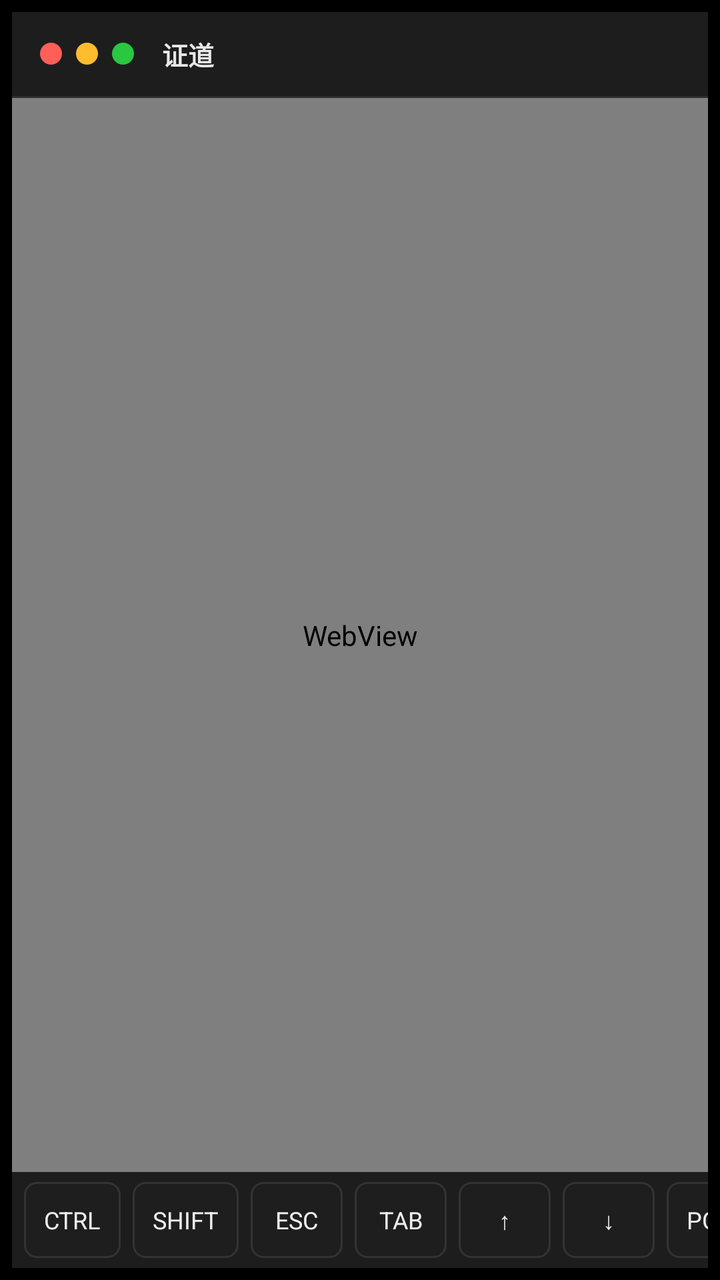
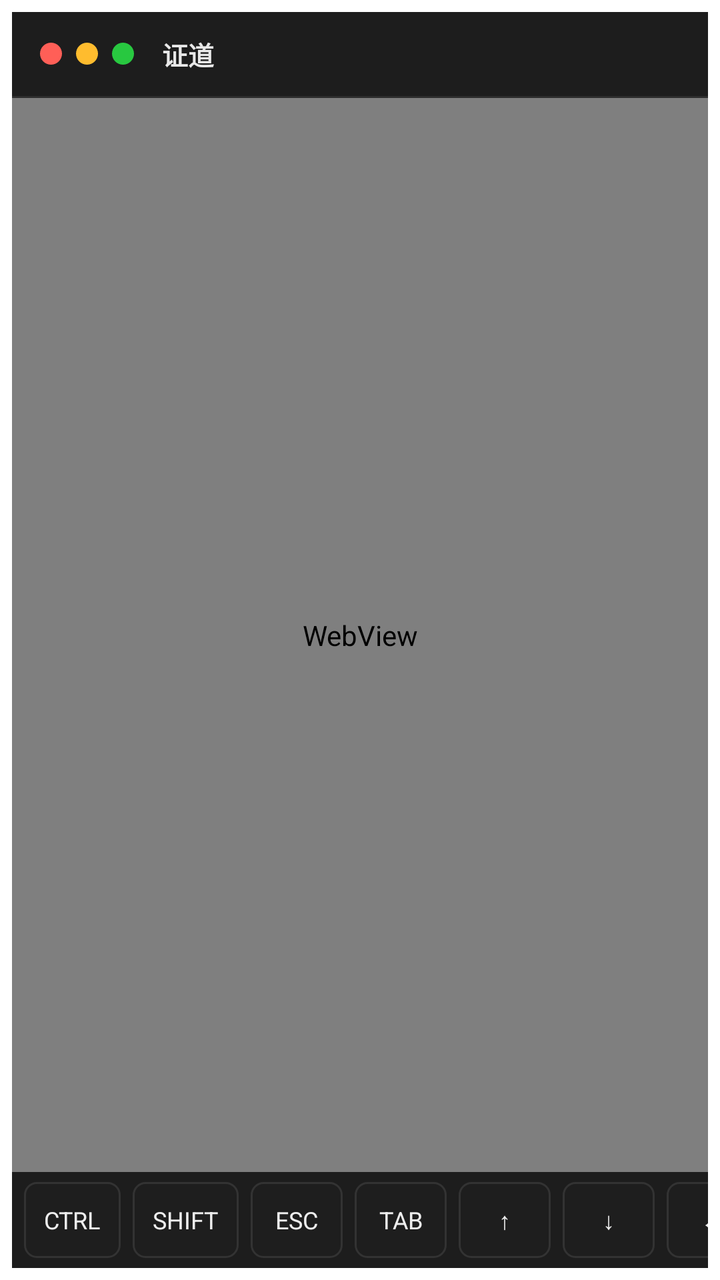

Screens rendered from an Android XML layout before and after an edit, with the pre-edit source and the edit as a unified diff.
<!-- AndroidManifest.xml: activity theme Theme.Zhengdao -->
<!-- res/layout/activity_main.xml -->
<?xml version="1.0" encoding="utf-8"?>
<FrameLayout xmlns:android="http://schemas.android.com/apk/res/android"
    android:layout_width="match_parent"
    android:layout_height="match_parent"
    android:background="@android:color/black"
    android:padding="6dp">

    <LinearLayout
        android:id="@+id/window_card"
        android:layout_width="match_parent"
        android:layout_height="match_parent"
        android:orientation="vertical"
        android:background="@drawable/window_bg">

        <LinearLayout
            android:id="@+id/toolbar"
            android:layout_width="match_parent"
            android:layout_height="42dp"
            android:orientation="horizontal"
            android:background="#FF1D1D1D"
            android:gravity="center_vertical"
            android:paddingStart="14dp"
            android:paddingEnd="14dp">

            <View
                android:layout_width="11dp"
                android:layout_height="11dp"
                android:layout_marginEnd="7dp"
                android:background="@drawable/traffic_dot"
                android:backgroundTint="#FFFF5F57" />

            <View
                android:layout_width="11dp"
                android:layout_height="11dp"
                android:layout_marginEnd="7dp"
                android:background="@drawable/traffic_dot"
                android:backgroundTint="#FFFFBC2E" />

            <View
                android:layout_width="11dp"
                android:layout_height="11dp"
                android:layout_marginEnd="14dp"
                android:background="@drawable/traffic_dot"
                android:backgroundTint="#FF28C840" />

            <TextView
                android:id="@+id/toolbar_title"
                android:layout_width="0dp"
                android:layout_height="wrap_content"
                android:layout_weight="1"
                android:text="证道"
                android:textColor="#FFE8E8E8"
                android:textSize="13sp"
                android:textStyle="bold"
                android:singleLine="true" />
        </LinearLayout>

        <View
            android:layout_width="match_parent"
            android:layout_height="1dp"
            android:background="#FF2E2E2E" />

        <WebView
            android:id="@+id/terminal_web"
            android:layout_width="match_parent"
            android:layout_height="0dp"
            android:layout_weight="1" />

        <HorizontalScrollView
            android:id="@+id/key_bar"
            android:layout_width="match_parent"
            android:layout_height="48dp"
            android:background="#FF1D1D1D"
            android:scrollbars="none">

            <LinearLayout
                android:layout_width="wrap_content"
                android:layout_height="match_parent"
                android:orientation="horizontal"
                android:gravity="center_vertical"
                android:paddingStart="6dp"
                android:paddingEnd="6dp">

                <TextView
                    android:id="@+id/key_ctrl"
                    style="@style/TermKey"
                    android:text="CTRL" />
                <TextView
                    android:id="@+id/key_shift"
                    style="@style/TermKey"
                    android:text="SHIFT" />
                <TextView
                    android:id="@+id/key_esc"
                    style="@style/TermKey"
                    android:text="ESC" />
                <TextView
                    android:id="@+id/key_tab"
                    style="@style/TermKey"
                    android:text="TAB" />
                <TextView
                    android:id="@+id/key_up"
                    style="@style/TermKey"
                    android:text="↑" />
                <TextView
                    android:id="@+id/key_down"
                    style="@style/TermKey"
                    android:text="↓" />
                <TextView
                    android:id="@+id/key_pgup"
                    style="@style/TermKey"
                    android:text="PGUP" />
                <TextView
                    android:id="@+id/key_pgdn"
                    style="@style/TermKey"
                    android:text="PGDN" />
                <TextView
                    android:id="@+id/key_pipe"
                    style="@style/TermKey"
                    android:text="|" />
                <TextView
                    android:id="@+id/key_minus"
                    style="@style/TermKey"
                    android:text="-" />
                <TextView
                    android:id="@+id/key_slash"
                    style="@style/TermKey"
                    android:text="/" />
            </LinearLayout>
        </HorizontalScrollView>
    </LinearLayout>
</FrameLayout>
<!-- resources referenced by this layout -->
<resources>
  <!-- drawable traffic_dot (drawable) -->
  <?xml version="1.0" encoding="utf-8"?>
  <shape xmlns:android="http://schemas.android.com/apk/res/android"
      android:shape="oval">
      <solid android:color="#FFFFFFFF" />
  </shape>
  <!-- drawable window_bg (drawable) -->
  <?xml version="1.0" encoding="utf-8"?>
  <shape xmlns:android="http://schemas.android.com/apk/res/android"
      android:shape="rectangle">
      <solid android:color="#FF161616" />
      <corners android:radius="14dp" />
      <stroke android:width="1dp" android:color="#FF2E2E2E" />
  </shape>
  <style name="TermKey">
          <item name="android:layout_width">wrap_content</item>
          <item name="android:layout_height">38dp</item>
          <item name="android:minWidth">46dp</item>
          <item name="android:gravity">center</item>
          <item name="android:layout_marginEnd">6dp</item>
          <item name="android:paddingStart">10dp</item>
          <item name="android:paddingEnd">10dp</item>
          <item name="android:background">@drawable/key_button_bg</item>
          <item name="android:textColor">#FFEEEEEE</item>
          <item name="android:textSize">12sp</item>
      </style>
  <style name="Theme.Zhengdao" parent="android:Theme.Material.Light.NoActionBar" />
  <!-- drawable key_button_bg (drawable) -->
  <?xml version="1.0" encoding="utf-8"?>
  <selector xmlns:android="http://schemas.android.com/apk/res/android">
      <item>
          <shape android:shape="rectangle">
              <solid android:color="#FF1E1E1E" />
              <corners android:radius="6dp" />
              <stroke android:width="1dp" android:color="#FF333333" />
          </shape>
      </item>
  </selector>
</resources>

<!-- the commit's change to res/layout/activity_main.xml (unified diff, before → after) -->
@@ -2,7 +2,7 @@
 <FrameLayout xmlns:android="http://schemas.android.com/apk/res/android"
     android:layout_width="match_parent"
     android:layout_height="match_parent"
-    android:background="@android:color/black"
+    android:background="@android:color/white"
     android:padding="6dp">
 
     <LinearLayout
@@ -101,10 +101,18 @@
                     android:id="@+id/key_up"
                     style="@style/TermKey"
                     android:text="↑" />
-                <TextView
-                    android:id="@+id/key_down"
-                    style="@style/TermKey"
-                    android:text="↓" />
+            <TextView
+                android:id="@+id/key_down"
+                style="@style/TermKey"
+                android:text="↓" />
+            <TextView
+                android:id="@+id/key_left"
+                style="@style/TermKey"
+                android:text="←" />
+            <TextView
+                android:id="@+id/key_right"
+                style="@style/TermKey"
+                android:text="→" />
                 <TextView
                     android:id="@+id/key_pgup"
                     style="@style/TermKey"
